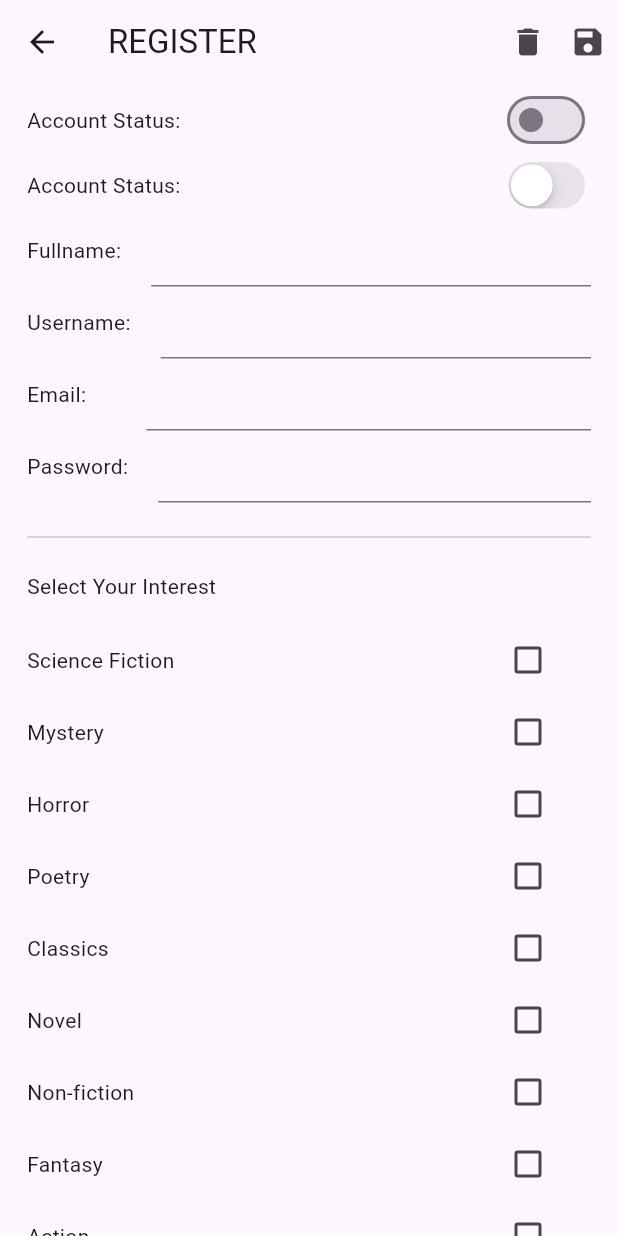
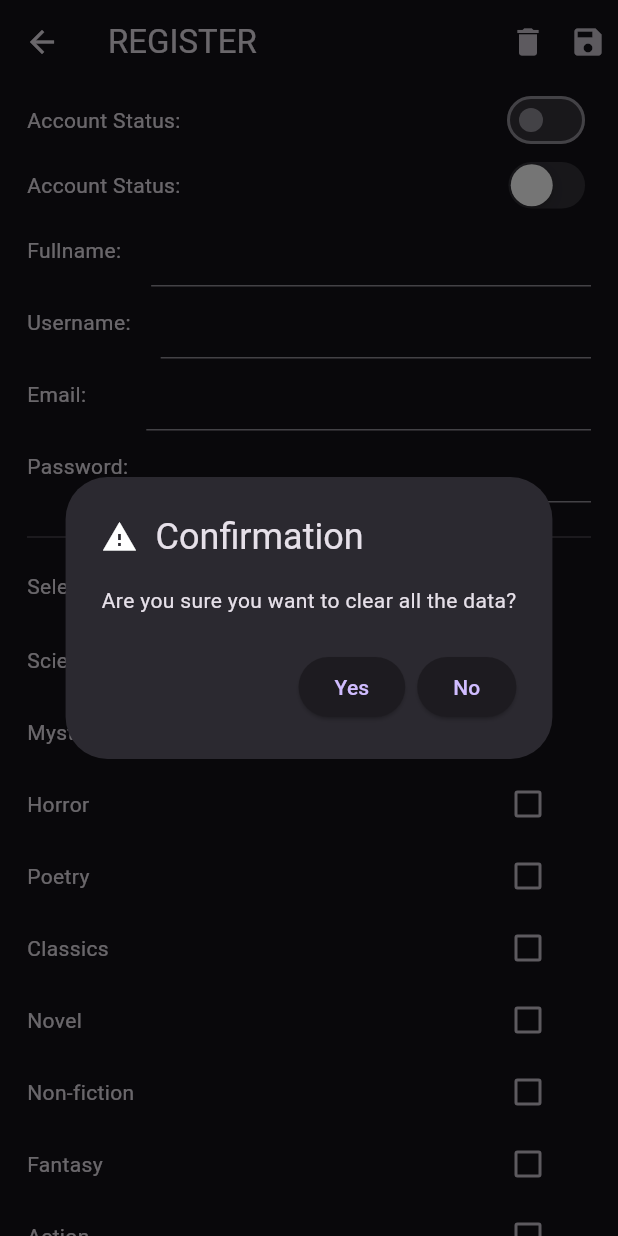
Before and after one commit to tetrakup/flutter_final, a Flutter app: the InfoScreen screen opened by its route, after a tap on the "delete" icon, on a phone screen of 412 x 824 dp. Run offline on Flutter 3.47's test engine with Material 3 defaults, Android fonts, the phone set to English and light mode, and no system bars; our stand-ins replace device_info_plus, gap, shared_preferences; accounts and stored records are empty.

Commit message:
data silmede sorgu eklendi ve bu sorgu Android/IOs platformları için ozellestirildi.

```diff
--- a/navigater/lib/main.dart
+++ b/navigater/lib/main.dart
@@ -21,8 +21,12 @@ class MyApp extends StatelessWidget {
 
   @override
   Widget build(BuildContext context) {
+    print(ThemeMode.system);
     return MaterialApp(
       title: 'Flutter Demo',
+      themeMode: ThemeMode.dark,
+      //theme: ThemeData.light(),
+      darkTheme: ThemeData.dark(),
       debugShowCheckedModeBanner: false,
 
       routes: {
--- a/navigater/lib/screens/infoScreen.dart
+++ b/navigater/lib/screens/infoScreen.dart
@@ -2,6 +2,7 @@ import 'package:flutter/cupertino.dart'; //cupertinoswtich için kütüphane
 import 'package:flutter/material.dart';
 import 'package:gap/gap.dart';
 import 'package:shared_preferences/shared_preferences.dart'; //hafizayi okuma fonk. için kütüphane
+import 'package:flutter/foundation.dart' show Platform; //Flutter'ın hng plotformda olduğumuzu göstermek için yazd. bir kütüphane
 
 class InfoScreen extends StatefulWidget {
   const InfoScreen({super.key});
@@ -22,7 +23,7 @@ class _InfoScreenState extends State<InfoScreen> {
   //password ekleecegiz
   TextEditingController passwordController = TextEditingController();
 
-  List<String> interested = ["Mystery"];
+  List<String> interested = [];
 
   List<String> allInterested = [
     "Science Fiction",
@@ -50,6 +51,12 @@ class _InfoScreenState extends State<InfoScreen> {
     "Philosophy"
   ];
 
+//storeData ekleme denemesi
+  // storeData() async {
+  //       final SharedPreferences storage = await SharedPreferences.getInstance();
+
+  //       storage.  }
+
   //hafizayi oku
   readStorage() async {
     //async:fonksiyonu asenkron hale getirir. (storage:hafizada)
@@ -62,84 +69,110 @@ class _InfoScreenState extends State<InfoScreen> {
 
     List<String>? userInterest = storage.getStringList("interest");
 
-    if (isActive != null) {
-      active = isActive;
-    } else {
-      active = false;
-    }
+    setState(() {
+      // if (isActive != null) {
+      //   active = isActive;
+      // } else {
+      //   active = false;
+      // }
+      active = (isActive != null) ? isActive : false;
 
-    if (userFullname != null) {
-      fullnameController = TextEditingController(text: userFullname);
-    } else {
-      fullnameController = TextEditingController(text: "");
-    }
+      // if (userFullname != null) {
+      //   fullnameController = TextEditingController(text: userFullname);
+      // } else {
+      //   fullnameController = TextEditingController(text: "");
+      // }
+      fullnameController = TextEditingController(text: userFullname ?? "");
 
-    if (userUsername != null) {
-      usernameController = TextEditingController(text: userUsername);
-    } else {
-      usernameController = TextEditingController(text: "");
-    }
+      // if (userUsername != null) {
+      //   usernameController = TextEditingController(text: userUsername);
+      // } else {
+      //   usernameController = TextEditingController(text: "");
+      // }
+      usernameController = TextEditingController(text: userUsername ?? "");
 
-    if (userEmail != null) {
-      emailController = TextEditingController(text: userEmail);
-    } else {
-      emailController = TextEditingController(text: "");
-    }
+      // if (userEmail != null) {
+      //   emailController = TextEditingController(text: userEmail);
+      // } else {
+      //   emailController = TextEditingController(text: "");
+      // }
+      emailController = TextEditingController(text: userEmail ?? "");
 
-    if (userPassword != null) {
-      passwordController = TextEditingController(text: userPassword);
-    } else {
-      passwordController = TextEditingController(text: "");
-    }
+      // if (userPassword != null) {
+      //   passwordController = TextEditingController(text: userPassword);
+      // } else {
+      //   passwordController = TextEditingController(text: "");
+      // }
+      passwordController = TextEditingController(text: userPassword ?? "");
 
-    if (userInterest != null) {
-      interested = userInterest;
-    } else {
-      interested = [];
-    }
-
-    setState(() {}); // durum güncelledigimizde setstate kull.
+      // if (userInterest != null) {
+      //   interested = userInterest;
+      // } else {
+      //   interested = [];
+      // }
+      interested = (userInterest != null) ? userInterest : [];
+    }); // durum güncelledigimizde setstate kull.
   }
 
   //hafizaya yaz
   writeStorage() async {
     //asenkron bir işlev kullanabilmek için async. tanimladık.
 
-
     //YENİ EKLENEN ÖZELL. BURADA
-    var emailRegex = RegExp(r'^(([^<>()[\]\\.,;:\s@\"]+(\.[^<>()[\]\\.,;:\s@\"]+)*)|(\".+\"))@((\[[0-9]{1,3}\.[0-9]{1,3}\.[0-9]{1,3}\.[0-9]{1,3}\])|(([a-zA-Z\-0-9]+\.)+[a-zA-Z]{2,}))$');
+    var emailRegex = RegExp(
+        r'^(([^<>()[\]\\.,;:\s@\"]+(\.[^<>()[\]\\.,;:\s@\"]+)*)|(\".+\"))@((\[[0-9]{1,3}\.[0-9]{1,3}\.[0-9]{1,3}\.[0-9]{1,3}\])|(([a-zA-Z\-0-9]+\.)+[a-zA-Z]{2,}))$');
     if (emailRegex.hasMatch(emailController.text)) {
       final SharedPreferences storage = await SharedPreferences.getInstance();
 
       storage.setBool("active", active);
       storage.setString("fullname", fullnameController.text);
       storage.setString("username", usernameController.text);
-      storage.setString("email", emailController.text);// kontrolellerolacak
+      storage.setString("email", emailController.text); // kontrolellerolacak
       storage.setString("password", passwordController.text);
       storage.setStringList("interest", interested);
 
       ScaffoldMessenger.of(context).showSnackBar(SnackBar(
-        content: Text("Information Saved Successfully"), //kayıt butonuna basınca ilgili mesajı veren widget
+        content: Text(
+            "Information Saved Successfully"), //kayıt butonuna basınca ilgili mesajı veren widget
         backgroundColor: Colors.green,
+        behavior: SnackBarBehavior.floating,
       )); //renk özelliği
-    }
-    else {
+    } else {
       ScaffoldMessenger.of(context).showSnackBar(
         SnackBar(
           content: Text("Check your email adres"),
           backgroundColor: Colors.red,
-          ),);
+          behavior: SnackBarBehavior.floating,
+        ),
+      );
+    }
   }
 
+  //silme işlem arayüzü için cihazı kontrol et
+  clearData() {
+
   }
-
-  //hafizayi sil
-  clearStorage() async {
-    final SharedPreferences storage = await SharedPreferences.getInstance();
-
-    //hepsini siler
-    //storage.clear();
-
+  //IOS ıcın hafızayı sil
+  clearStorageIOS() async {
+    showCupertinoDialog(
+      context: context,
+      barrierDismissible:
+          false, //buton dışında herhangi bi yere tıklanınca kapansın mı kapanmasın mı?
+      builder: (context) => CupertinoAlertDialog(
+        //dataları silmeden önce sorması için
+        title: Row(
+          children: [
+            Icon(Icons.warning),
+            Gap(12.0),
+            Text("Confirmation"),
+          ],
+        ),
+        content: Text("Are you sure you want to clear all the data?"),
+        actions: [
+          CupertinoDialogAction(
+            onPressed: () async {
+              final SharedPreferences storage =
+                  await SharedPreferences.getInstance();
               //seçili olanı temizler
               storage.remove("active");
               storage.remove("fullname");
@@ -147,14 +180,69 @@ class _InfoScreenState extends State<InfoScreen> {
               storage.remove("email");
               storage.remove("password");
               storage.remove("interest");
-
               usernameController.text = "";
               fullnameController.text = "";
               active = false;
               emailController.text = "";
               passwordController.text = "";
               interested = [];
+            },
+            child: Text("Yes"),
+            isDestructiveAction: true,
+          ),
+          CupertinoDialogAction(
+            onPressed: () => Navigator.of(context).pop(),
+            child: Text("No"),
+          ),
+        ],
+      ),
+    ); //show dialog bitis
+    setState(() {});
+  }
 
+  //hafizayi sil
+  clearStorageAndroid() async {
+    showDialog(
+      context: context,
+      barrierDismissible:
+          false, //buton dışında herhangi bi yere tıklanınca kapansın mı kapanmasın mı?
+      builder: (context) => AlertDialog(
+        //dataları silmeden önce sorması için
+        title: Row(
+          children: [
+            Icon(Icons.warning),
+            Gap(12.0),
+            Text("Confirmation"),
+          ],
+        ),
+        content: Text("Are you sure you want to clear all the data?"),
+        actions: [
+          ElevatedButton(
+              onPressed: () async {
+                final SharedPreferences storage =
+                    await SharedPreferences.getInstance();
+                //seçili olanı temizler
+                storage.remove("active");
+                storage.remove("fullname");
+                storage.remove("username");
+                storage.remove("email");
+                storage.remove("password");
+                storage.remove("interest");
+                usernameController.text = "";
+                fullnameController.text = "";
+                active = false;
+                emailController.text = "";
+                passwordController.text = "";
+                interested = [];
+              },
+              child: Text("Yes")),
+          ElevatedButton(
+              onPressed: () => Navigator.of(context).pop(), child: Text("No")),
+        ],
+      ),
+    ); //show dialog bitis
+    //hepsini siler
+    //storage.clear();
     setState(() {});
   }
 
@@ -165,7 +253,8 @@ class _InfoScreenState extends State<InfoScreen> {
       result.add(
         MyCheckBox(
           title: element,
-          value: interested.contains(element),
+          value: interested
+              .contains(element), //contains:içeriyor mu diye kontrol eder
           onChanged: (value) {
             if (value == true) {
               interested.add(element);
@@ -182,6 +271,7 @@ class _InfoScreenState extends State<InfoScreen> {
 
   @override
   void initState() {
+    //guncellemeleri kendi getirir herhangib ir butona basmamız gerekmez.
     readStorage();
     super.initState();
   }
@@ -193,7 +283,7 @@ class _InfoScreenState extends State<InfoScreen> {
         title: const Text("REGISTER"),
         actions: [
           InkWell(
-            onTap: clearStorage,
+            onTap: clearStorageAndroid,
             child: Padding(
               padding: const EdgeInsets.all(8.0),
               child: Icon(Icons.delete),
@@ -229,7 +319,8 @@ class _InfoScreenState extends State<InfoScreen> {
                         }),
                   ],
                 ),
-                Row(//apple switch
+                Row(
+                  //apple switch
                   mainAxisAlignment: MainAxisAlignment.spaceBetween,
                   children: [
                     Text("Account Status:"),
@@ -273,20 +364,22 @@ class _InfoScreenState extends State<InfoScreen> {
                     ) //metni almak içindir fakat expanded içerisinde olmalıdır.
                   ],
                 ),
-                Row(//mail
+                Row(
+                  //mail
                   mainAxisAlignment: MainAxisAlignment.spaceBetween,
                   children: [
                     Text("Email:"),
-                    SizedBox(width: 20,),
+                    SizedBox(
+                      width: 20,
+                    ),
                     Gap(20),
                     Expanded(
                       child: TextField(
-                        controller:
-                            emailController, //yazi günceleme yöneticisi
+                        controller: emailController, //yazi günceleme yöneticisi
                       ),
                     ) //metni almak içindir fakat expanded içerisinde olmalıdır.
                   ],
-                ),//mail bitis
+                ), //mail bitis
                 Row(
                   mainAxisAlignment: MainAxisAlignment.spaceBetween,
                   children: [
@@ -312,7 +405,7 @@ class _InfoScreenState extends State<InfoScreen> {
                 SizedBox(
                   height: 15,
                 ),
-                ...buildHobbies(),
+                ...buildHobbies(), //üç nokta köşeliparantezi görmezden gelir.
                 //ElevatedButton( onPressed: readStorage, child: Text("Read"),),
                 //ElevatedButton(onPressed: writeStorage, child: Text("Saved"),),
                 //ElevatedButton(onPressed: clearStorage, child: Text("Clear"),),
```
Also changed, not shown: navigater/lang/en.json (added, +7 -0 lines), navigater/lang/fa.json (added, +7 -0 lines), navigater/lang/tr.json (added, +7 -0 lines). Lines whose indentation alone changed are shown as unchanged.
